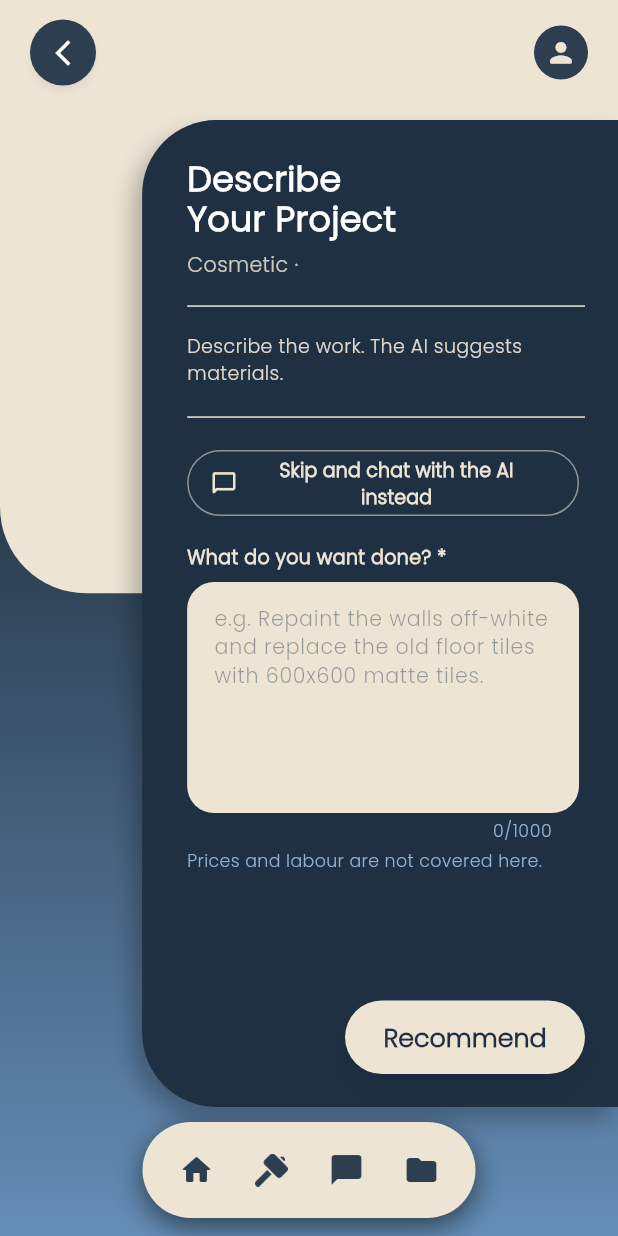
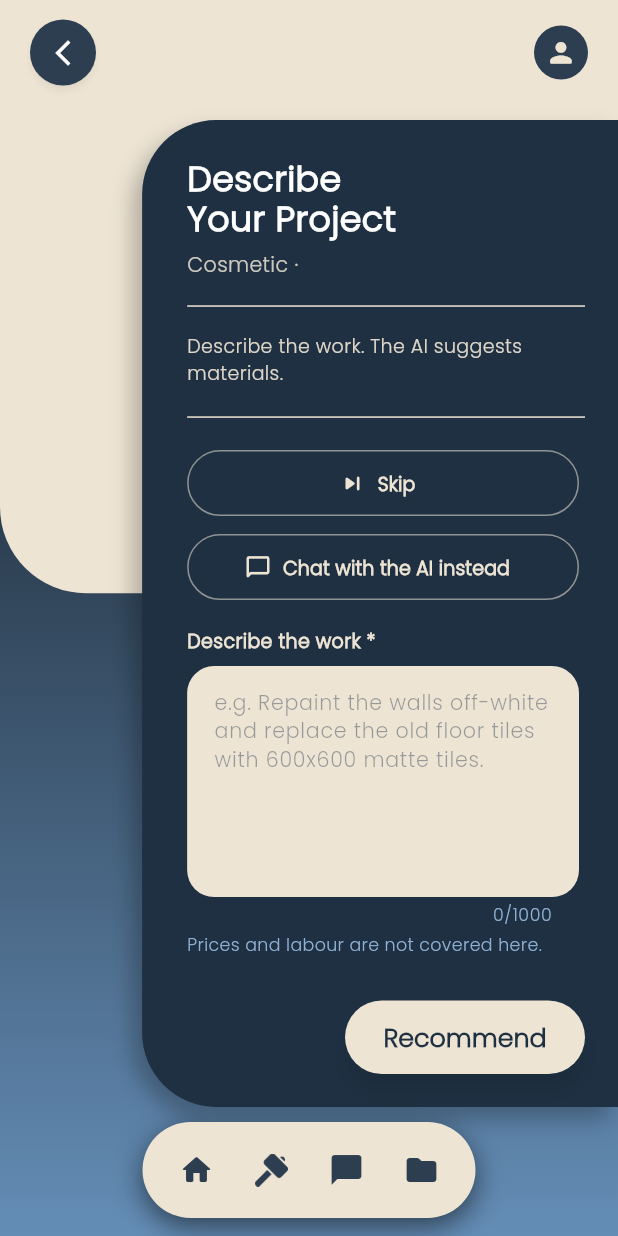
Before and after one commit to madddpg/mobile_capstone-main, a Flutter app: the DescribeProjectScreen widget shown alone on an empty page, opened directly with empty values, on a phone screen of 412 x 824 dp. Run offline on Flutter 3.47's test engine with Material 3 defaults, Android fonts, the phone set to English and light mode, and no system bars; our stand-ins replace cached_network_image, cloud_firestore, cloud_functions, connectivity_plus, file_picker, firebase_auth and 10 more; missing offline and left inert: firebase_app_check; accounts and stored records are empty.

Commit message:
Put Skip and AI chat above the work description.
The field now asks to describe the work. On Plan with AI Planner, Skip and Chat with the AI instead sit above that box.

Co-authored-by: Gian Andrei Buan <buangp@students.nu-lipa.edu.ph>

```diff
--- a/lib/features/project_creation/screens/describe_project_screen.dart
+++ b/lib/features/project_creation/screens/describe_project_screen.dart
@@ -126,6 +126,25 @@ class _DescribeProjectScreenState extends State<DescribeProjectScreen> {
     );
   }
 
+  void _skipToChecklist() {
+    FocusScope.of(context).unfocus();
+    Navigator.push(
+      context,
+      MaterialPageRoute(
+        builder: (_) => SelectWorkItemsScreen(
+          catalogue:
+              RenovationTemplatesCatalog.workCatalogueFor(widget.projectName),
+          projectName: widget.projectName,
+          customProjectName: widget.customProjectName,
+          projectNotes: _description.isEmpty ? null : _description,
+          coverage: widget.coverage,
+          types: widget.types,
+          hints: parseSiteHints(_description),
+        ),
+      ),
+    );
+  }
+
   void _openChat() {
     FocusScope.of(context).unfocus();
     Navigator.push(
@@ -155,6 +174,31 @@ class _DescribeProjectScreenState extends State<DescribeProjectScreen> {
     );
   }
 
+  Widget _aiPathButton({
+    required String label,
+    required IconData icon,
+    required VoidCallback onPressed,
+  }) {
+    return OutlinedButton.icon(
+      onPressed: onPressed,
+      style: OutlinedButton.styleFrom(
+        foregroundColor: GlitchedFlowShell.cream,
+        side: BorderSide(color: GlitchedFlowShell.cream.withAlpha(140)),
+        minimumSize: const Size.fromHeight(44),
+        shape: const StadiumBorder(),
+      ),
+      icon: Icon(icon, size: 18),
+      label: Text(
+        label,
+        textAlign: TextAlign.center,
+        style: GoogleFonts.poppins(
+          fontSize: 12,
+          fontWeight: FontWeight.w600,
+        ),
+      ),
+    );
+  }
+
   @override
   Widget build(BuildContext context) {
     final hintStyle = GoogleFonts.poppins(
@@ -168,7 +212,7 @@ class _DescribeProjectScreenState extends State<DescribeProjectScreen> {
       subtitle: '${widget.types.label} · ${widget.projectName}',
       instruction: _isAi
           ? 'Describe the work. The AI suggests materials.'
-          : 'Tell the shops what you want done.',
+          : 'Add a note for the shops.',
       onBack: _backWarning,
       onExit: () => const LeaveWarning.exitEstimate(),
       trailingAction: GlitchedPillButton(
@@ -181,28 +225,21 @@ class _DescribeProjectScreenState extends State<DescribeProjectScreen> {
         keyboardDismissBehavior: ScrollViewKeyboardDismissBehavior.onDrag,
         children: [
           if (_isAi) ...[
-            OutlinedButton.icon(
+            _aiPathButton(
+              label: 'Skip',
+              icon: Icons.skip_next_rounded,
+              onPressed: _skipToChecklist,
+            ),
+            const SizedBox(height: 8),
+            _aiPathButton(
+              label: 'Chat with the AI instead',
+              icon: Icons.chat_bubble_outline_rounded,
               onPressed: _openChat,
-              style: OutlinedButton.styleFrom(
-                foregroundColor: GlitchedFlowShell.cream,
-                side: BorderSide(color: GlitchedFlowShell.cream.withAlpha(140)),
-                minimumSize: const Size.fromHeight(44),
-                shape: const StadiumBorder(),
-              ),
-              icon: const Icon(Icons.chat_bubble_outline_rounded, size: 18),
-              label: Text(
-                'Skip and chat with the AI instead',
-                textAlign: TextAlign.center,
-                style: GoogleFonts.poppins(
-                  fontSize: 12,
-                  fontWeight: FontWeight.w600,
-                ),
-              ),
             ),
             const SizedBox(height: 16),
           ],
           Text(
-            _isAi ? 'What do you want done? *' : 'What do you want done? (optional)',
+            _isAi ? 'Describe the work *' : 'Describe the work (optional)',
             style: GoogleFonts.poppins(
               fontSize: 12,
               fontWeight: FontWeight.w600,
```
